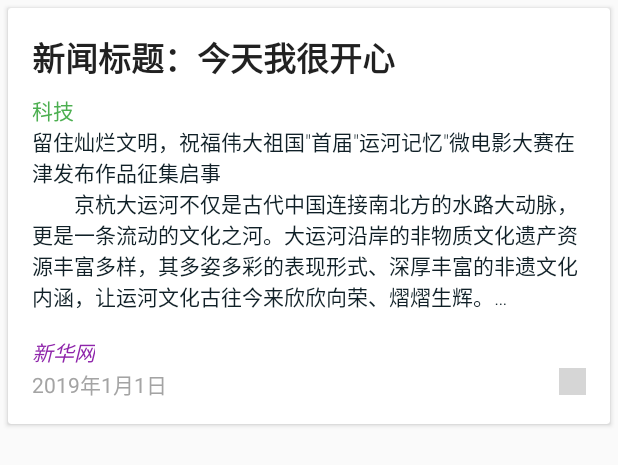
After one commit to LyricZhao/XinNews, an Android app: the layout news_card_without_image.xml on its own in the app's theme, with its tools: preview values and no code run, on a phone screen of 412 x 824 dp. The commit adds this screen. Shown: the top 465 px of the screen. Run offline under Robolectric (Android 15) with nearby library versions, the phone set to English and light mode, and no system bars; network calls fail; grey boxes are pictures that could not be loaded.

Commit message:
Add layout for the news without layout

```diff
--- a/app/src/main/java/com/example/xinnews/NewsListAdapter.java
+++ b/app/src/main/java/com/example/xinnews/NewsListAdapter.java
@@ -11,10 +11,17 @@ import android.widget.TextView;
 import androidx.recyclerview.widget.RecyclerView;
 import com.example.xinnews.database.NewsEntry;
 
-import java.util.ArrayList;
 import java.util.List;
 
+import static com.example.xinnews.NewsListAdapter.NewsItemType.NewsWithImage;
+import static com.example.xinnews.NewsListAdapter.NewsItemType.NewsWithoutImage;
+
 public class NewsListAdapter extends RecyclerView.Adapter<NewsListAdapter.NewsViewHolder> {
+    public static enum NewsItemType {
+        NewsWithImage,
+        NewsWithoutImage
+    }
+
     private final LayoutInflater mInflater;
     private List<NewsEntry> mNews;
 
@@ -24,7 +31,13 @@ public class NewsListAdapter extends RecyclerView.Adapter<NewsListAdapter.NewsVi
 
     @Override
     public NewsViewHolder onCreateViewHolder(ViewGroup parent, int viewType) {
-        View itemView = mInflater.inflate(R.layout.news_card, parent, false);
+        View itemView = null;
+        if (NewsWithImage.ordinal() == viewType) {
+            itemView = mInflater.inflate(R.layout.news_card, parent, false);
+        } else if (NewsWithoutImage.ordinal() == viewType) {
+            itemView = mInflater.inflate(R.layout.news_card_without_image, parent, false);
+        }
+
         return new NewsViewHolder(itemView);
     }
 
@@ -36,6 +49,13 @@ public class NewsListAdapter extends RecyclerView.Adapter<NewsListAdapter.NewsVi
         } else {
             // TODO: no news here
         }
+    }
+
+    @Override
+    public int getItemViewType(int position) {
+        if (mNews.get(position).hasImage())
+            return NewsWithImage.ordinal();
+        return NewsWithoutImage.ordinal();
     }
 
     void setNews(List<NewsEntry> news) {
@@ -78,11 +98,12 @@ public class NewsListAdapter extends RecyclerView.Adapter<NewsListAdapter.NewsVi
             Log.e(LOG_TAG, news.getTitle());
             Log.e(LOG_TAG, news.toString());
             Log.e(LOG_TAG, "Setting view, bitmap size");
-            Bitmap bitmap = PicsCache.getCoverBitmap(news.getNewsId());
-            if (bitmap != null)
+            if (news.hasImage()) {
+                Bitmap bitmap = PicsCache.getCoverBitmap(news.getNewsId());
                 cardThumbnailView.setImageBitmap(bitmap);
+            }
             cardPublisherView.setText(news.getPublisher());
-            cardContentView.setText(news.getContent());
+            cardContentView.setText(news.getContent().trim());
         }
     }
 }
--- a/app/src/main/java/com/example/xinnews/database/NewsEntry.java
+++ b/app/src/main/java/com/example/xinnews/database/NewsEntry.java
@@ -114,6 +114,10 @@ public class NewsEntry {
         return category;
     }
 
+    public boolean hasImage() {
+        return !images.equals("");
+    }
+
     public void logInfo() {
         Log.i(LOG_TAG, "News " + newsId + ":");
         Log.i(LOG_TAG, "  " + getTitle());
--- a/app/src/main/res/layout/content_main.xml
+++ b/app/src/main/res/layout/content_main.xml
@@ -14,6 +14,6 @@
             android:layout_margin="16dp"
             android:layout_width="match_parent"
             android:layout_height="wrap_content"
-            tools:listitem="@layout/news_card" tools:ignore="MissingConstraints"/>
+            tools:ignore="MissingConstraints"/>
 
 </androidx.constraintlayout.widget.ConstraintLayout>
--- /dev/null
+++ b/app/src/main/res/layout/news_card_without_image.xml
@@ -0,0 +1,115 @@
+<?xml version="1.0" encoding="utf-8"?>
+<RelativeLayout xmlns:android="http://schemas.android.com/apk/res/android"
+                android:layout_width="match_parent"
+                android:layout_height="wrap_content"
+                android:orientation="vertical">
+
+    <androidx.cardview.widget.CardView
+            android:layout_width="match_parent"
+            android:layout_height="wrap_content"
+            android:layout_margin="5dp"
+            android:id="@+id/card_view"
+            android:clickable="true"
+            android:focusable="true"
+            android:foreground="?android:attr/selectableItemBackground">
+
+        <LinearLayout
+                android:layout_width="wrap_content"
+                android:layout_height="wrap_content"
+                android:layout_marginBottom="16dp"
+                android:orientation="vertical">
+
+            <TextView
+                    android:layout_width="wrap_content"
+                    android:layout_height="wrap_content"
+                    android:id="@+id/news_card_title"
+                    android:textAppearance="?android:textAppearanceLarge"
+                    android:textStyle="bold"
+                    android:paddingBottom="4dp"
+                    android:paddingTop="16dp"
+                    android:fontFamily="sans-serif-condensed"
+                    android:paddingLeft="16dp"
+                    android:paddingRight="16dp"
+                    android:text="@string/news_card_title"/>
+
+            <RelativeLayout
+                    android:layout_width="wrap_content"
+                    android:layout_height="wrap_content"
+                    android:layout_marginBottom="8dp"
+                    android:layout_marginTop="4dp">
+
+                <TextView
+                        android:id="@+id/news_card_category"
+                        android:layout_width="wrap_content"
+                        android:layout_height="wrap_content"
+                        android:layout_alignParentStart="true"
+                        android:ellipsize="end"
+                        android:maxLines="1"
+                        android:layout_marginLeft="16dp"
+                        android:layout_marginRight="16dp"
+                        android:fontFamily="sans-serif"
+                        android:layout_toStartOf="@id/news_card_thumbnail"
+                        android:textColor="#4CAF50"
+                        android:text="@string/news_card_category"/>
+
+                <TextView
+                        android:layout_width="wrap_content"
+                        android:layout_height="wrap_content"
+                        android:id="@+id/news_card_content"
+                        android:layout_alignParentStart="true"
+                        android:layout_below="@id/news_card_category"
+                        android:layout_marginBottom="8dp"
+                        android:layout_marginLeft="16dp"
+                        android:layout_marginRight="16dp"
+                        android:ellipsize="end"
+                        android:fontFamily="sans-serif-light"
+                        android:maxLines="6"
+                        android:layout_toStartOf="@+id/news_card_thumbnail"
+                        android:textColor="#102027"
+                        android:text="@string/news_card_content"/>
+
+            </RelativeLayout>
+
+            <TextView
+                    android:layout_width="wrap_content"
+                    android:layout_height="wrap_content"
+                    android:id="@+id/news_card_publisher"
+                    android:textStyle="italic"
+                    android:layout_marginLeft="16dp"
+                    android:layout_marginRight="16dp"
+                    android:fontFamily="sans-serif"
+                    android:textColor="#8e24aa"
+                    android:text="@string/news_card_publisher"/>
+
+            <RelativeLayout
+                    android:layout_width="wrap_content"
+                    android:layout_height="wrap_content">
+
+                <TextView
+                        android:layout_width="wrap_content"
+                        android:layout_height="wrap_content"
+                        android:id="@+id/news_card_time"
+                        android:layout_marginLeft="16dp"
+                        android:layout_marginRight="16dp"
+                        android:fontFamily="sans-serif"
+                        android:layout_alignParentStart="true"
+                        android:layout_toStartOf="@id/news_card_share"
+                        android:textColor="#a4a4a4"
+                        android:text="@string/news_card_time"/>
+
+                <ImageView
+                        android:id="@+id/news_card_share"
+                        android:layout_width="18dp"
+                        android:layout_height="18dp"
+                        android:layout_alignParentEnd="true"
+                        android:layout_marginEnd="16dp"
+                        android:contentDescription="@string/news_card_share_description"
+                        android:src="@drawable/ic_share_black_18dp"/>
+
+            </RelativeLayout>
+
+        </LinearLayout>
+
+    </androidx.cardview.widget.CardView>
+
+</RelativeLayout>
```
